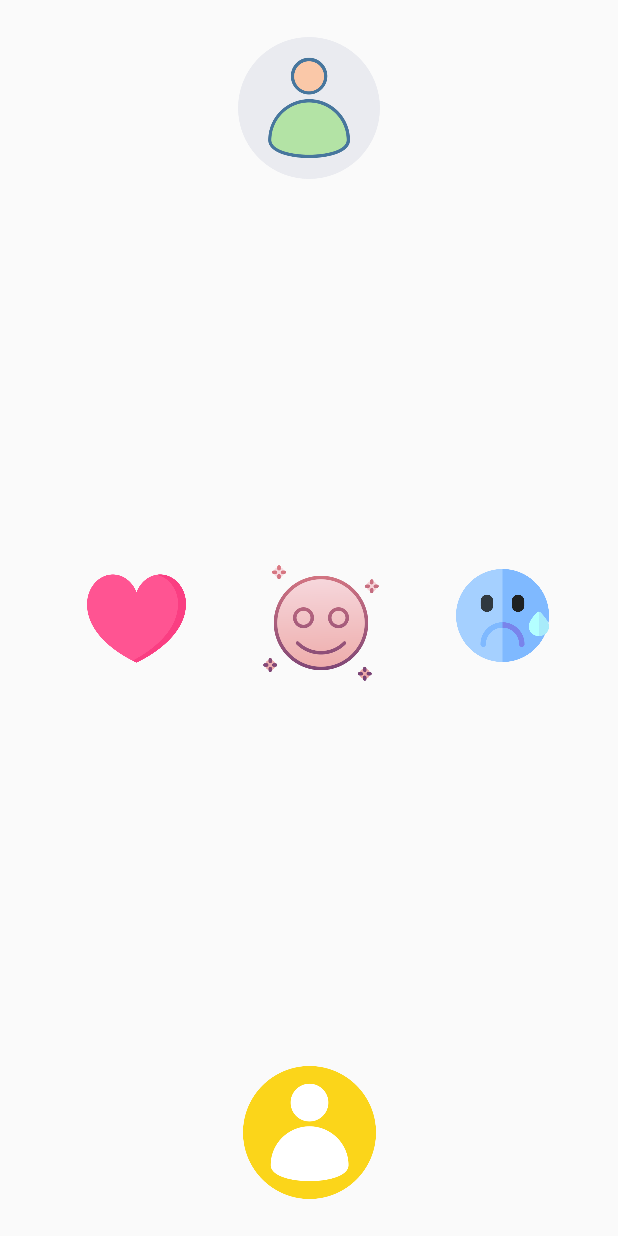
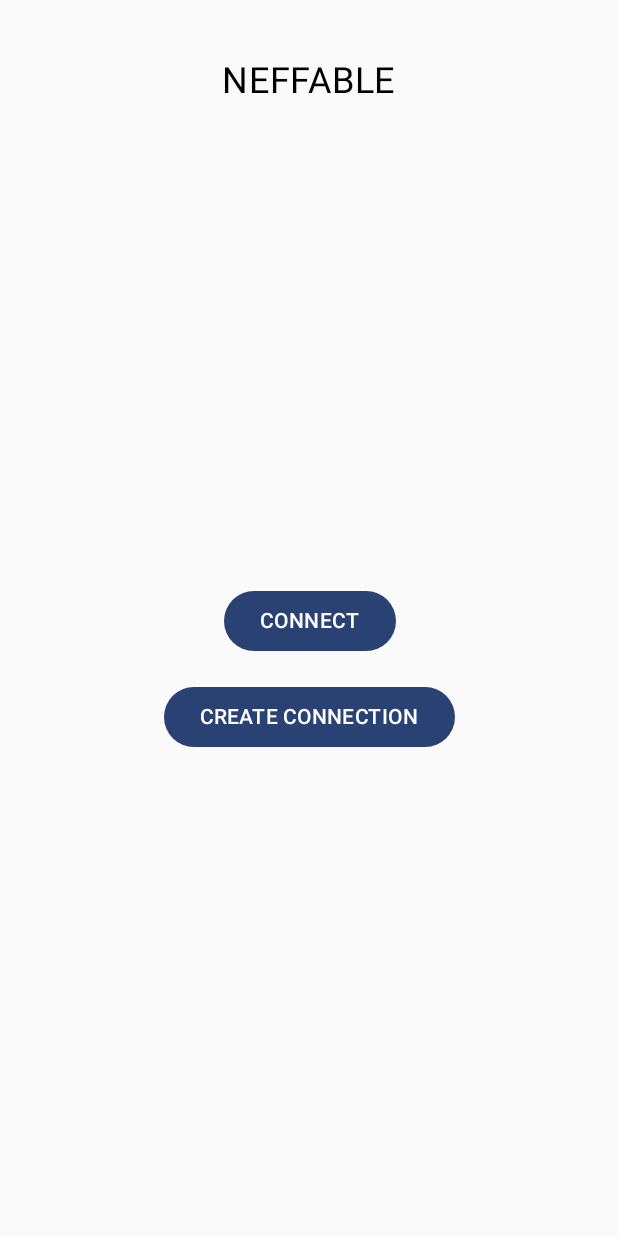
Before and after one commit to Alastair7/neffable, an Android app built with Jetpack Compose: the screen it shows after launch (MainActivity), on a phone screen of 412 x 824 dp. Run offline under Robolectric (Android 15) with nearby library versions, the phone set to English and light mode, and no system bars.

Commit message:
Main screen and navGraph
Añadida pantalla principal y código para navegar entre pantallas así como mejoras a la pantalla de home

```diff
--- a/frontend/app/build.gradle.kts
+++ b/frontend/app/build.gradle.kts
@@ -56,11 +56,15 @@ dependencies {
     implementation(libs.androidx.ui.graphics)
     implementation(libs.androidx.ui.tooling.preview)
     implementation(libs.androidx.material3)
+    implementation("androidx.navigation:navigation-compose:2.4.0-alpha10")
+
     testImplementation(libs.junit)
+
     androidTestImplementation(libs.androidx.junit)
     androidTestImplementation(libs.androidx.espresso.core)
     androidTestImplementation(platform(libs.androidx.compose.bom))
     androidTestImplementation(libs.androidx.ui.test.junit4)
+
     debugImplementation(libs.androidx.ui.tooling)
     debugImplementation(libs.androidx.ui.test.manifest)
 }
--- a/frontend/app/src/main/java/com/example/neffable/MainActivity.kt
+++ b/frontend/app/src/main/java/com/example/neffable/MainActivity.kt
@@ -13,17 +13,17 @@ import androidx.compose.runtime.Composable
 import androidx.compose.ui.Modifier
 import androidx.compose.ui.tooling.preview.Preview
 import com.example.neffable.home.HomeScreen
-import com.example.neffable.home.MainViewModel
+import com.example.neffable.home.HomeViewModel
 import com.example.neffable.ui.theme.NeffableTheme
 
 class MainActivity : ComponentActivity() {
-    private val viewModel: MainViewModel by viewModels()
+    private val viewModel: HomeViewModel by viewModels()
     override fun onCreate(savedInstanceState: Bundle?) {
         super.onCreate(savedInstanceState)
         enableEdgeToEdge()
         setContent {
             NeffableTheme {
-                HomeScreen(viewModel = viewModel)
+                NavGraph()
             }
         }
     }
--- /dev/null
+++ b/frontend/app/src/main/java/com/example/neffable/NavGraph.kt
@@ -0,0 +1,21 @@
+package com.example.neffable
+
+import MainPage
+import androidx.compose.runtime.Composable
+import androidx.compose.ui.Modifier
+import androidx.lifecycle.viewmodel.compose.viewModel
+import androidx.navigation.NavHostController
+import androidx.navigation.compose.NavHost
+import androidx.navigation.compose.composable
+import androidx.navigation.compose.rememberNavController
+import com.example.neffable.home.HomeScreen
+import com.example.neffable.home.HomeViewModel
+
+@Composable
+fun NavGraph(modifier: Modifier = Modifier, navController: NavHostController = rememberNavController()) {
+    val homeViewModel: HomeViewModel = viewModel()
+    NavHost(navController = navController, startDestination = "mainPage") {
+        composable("mainPage") { MainPage(navController) }
+        composable("homeScreen") { HomeScreen(viewModel = homeViewModel, navController = navController) }
+    }
+}
--- a/frontend/app/src/main/java/com/example/neffable/home/HomeViewModel.kt
+++ b/frontend/app/src/main/java/com/example/neffable/home/HomeViewModel.kt
@@ -1,6 +1,16 @@
 package com.example.neffable.home
+import androidx.compose.runtime.mutableStateOf
 import androidx.lifecycle.ViewModel
+import androidx.lifecycle.viewModelScope
+import kotlinx.coroutines.launch
 
-class MainViewModel : ViewModel() {
+class HomeViewModel : ViewModel() {
     // TODO: Añadir la lógica aquí
+    val snackbarMessage = mutableStateOf("")
+
+    fun sendMessage(message: String) {
+        viewModelScope.launch {
+            snackbarMessage.value = message
+        }
+    }
 }
--- /dev/null
+++ b/frontend/app/src/main/java/com/example/neffable/main/MainScreen.kt
@@ -0,0 +1,46 @@
+import androidx.compose.foundation.layout.*
+import androidx.compose.material3.Button
+import androidx.compose.material3.Text
+import androidx.compose.runtime.Composable
+import androidx.compose.ui.Alignment
+import androidx.compose.ui.Modifier
+import androidx.compose.ui.unit.dp
+import androidx.compose.ui.unit.sp
+import androidx.navigation.NavController
+
+@Composable
+fun MainPage(navController: NavController) {
+    Column(
+        modifier = Modifier
+            .fillMaxSize()
+            .padding(16.dp),
+        verticalArrangement = Arrangement.SpaceBetween,
+        horizontalAlignment = Alignment.CenterHorizontally
+    ) {
+        // Label en la parte superior
+        Text(
+            text = "NEFFABLE",
+            fontSize = 24.sp,
+            modifier = Modifier
+                .padding(top = 24.dp)
+                .align(Alignment.CenterHorizontally)
+        )
+
+        Spacer(modifier = Modifier.height(16.dp))
+
+        // Botones en el centro
+        Column(
+            verticalArrangement = Arrangement.Center,
+            horizontalAlignment = Alignment.CenterHorizontally,
+            modifier = Modifier.fillMaxHeight()
+        ) {
+            Button(onClick = { navController.navigate("homeScreen") }) {
+                Text(text = "CONNECT")
+            }
+            Spacer(modifier = Modifier.height(16.dp))
+            Button(onClick = { /* Acción para el botón CREATE CONNECTION */ }) {
+                Text(text = "CREATE CONNECTION")
+            }
+        }
+    }
+}
```
Also changed, not shown: frontend/app/src/main/java/com/example/neffable/home/HomeScreen.kt (+44 -8 lines), frontend/app/src/main/res/drawable/back_icon.png (added).
